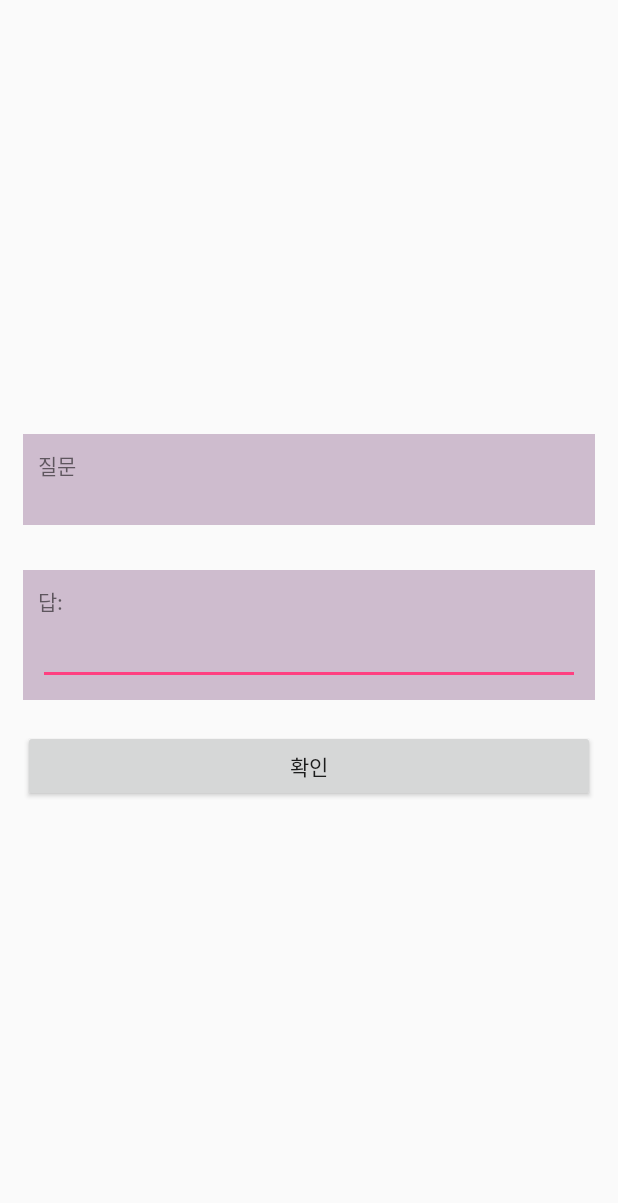
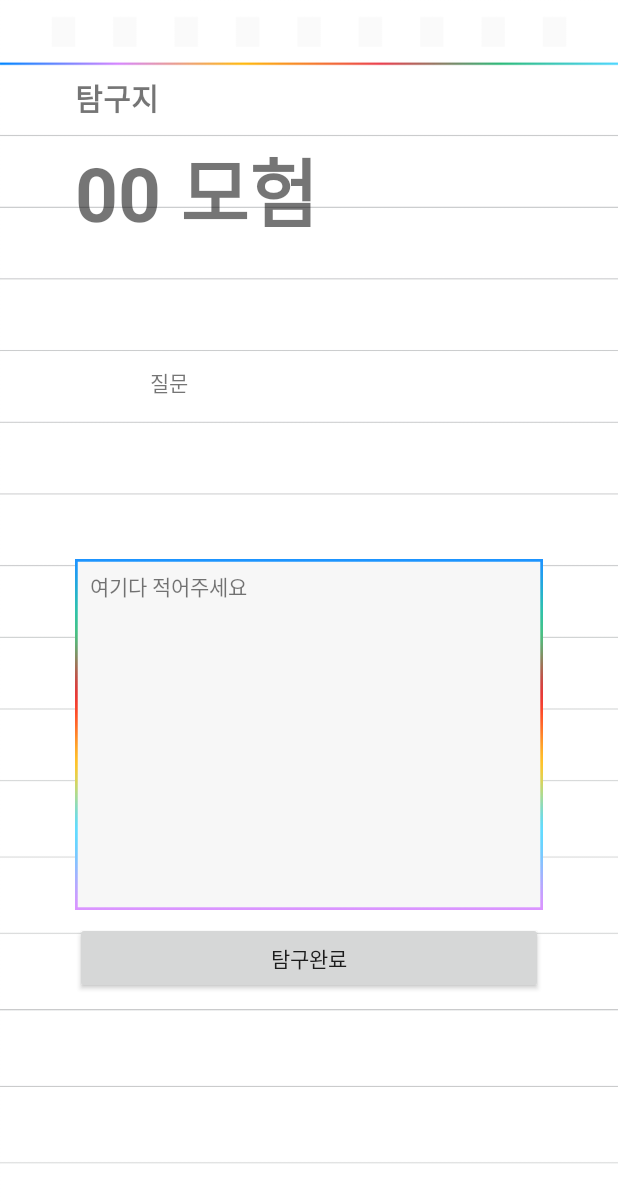
Before and after one commit to iyj9328/sopkathon_for_child, an Android app: the layout dialog_random.xml on its own in the app's theme, with its tools: preview values and no code run, on a phone screen of 412 x 824 dp. Shown: the top 1203 px of the screen. Run offline under Robolectric (Android 15) with nearby library versions, the phone set to English and light mode, and no system bars.

Commit message:
도경 바꿈

```diff
--- a/app/src/main/java/sopkathon/com/my/sopkathonforchild/Network/LoginActivity.kt
+++ b/app/src/main/java/sopkathon/com/my/sopkathonforchild/Network/LoginActivity.kt
@@ -2,6 +2,7 @@ package sopkathon.com.my.sopkathonforchild.Network
 
 import android.support.v7.app.AppCompatActivity
 import android.os.Bundle
+import sopkathon.com.my.sopkathonforchild.R
 
 class LoginActivity : AppCompatActivity() {
 
--- a/app/src/main/java/sopkathon/com/my/sopkathonforchild/SplashActivity.kt
+++ b/app/src/main/java/sopkathon/com/my/sopkathonforchild/SplashActivity.kt
@@ -5,7 +5,7 @@ import android.support.v7.app.AppCompatActivity
 import android.os.Bundle
 import android.os.Handler
 import android.support.v4.os.HandlerCompat.postDelayed
-
+import sopkathon.com.my.sopkathonforchild.Network.LoginActivity
 
 
 class SplashActivity : AppCompatActivity() {
@@ -16,8 +16,7 @@ class SplashActivity : AppCompatActivity() {
         Handler().postDelayed({
             // This method will be executed once the timer is over
             // Start your app main activity
-
-            startActivity(Intent(this,MainActivity::class.java))
+            startActivity(Intent(this, LoginActivity::class.java))
 
             // close this activity
             finish()
--- a/app/src/main/res/layout/dialog_random.xml
+++ b/app/src/main/res/layout/dialog_random.xml
@@ -3,22 +3,37 @@
     xmlns:android="http://schemas.android.com/apk/res/android"
     android:layout_width="match_parent"
     android:layout_height="match_parent"
-    android:padding="15dp"
-    android:gravity="center"
+    android:padding="50dp"
     android:orientation="vertical"
+    android:background="@drawable/bg"
     >
+    <TextView
+        android:layout_width="wrap_content"
+        android:layout_height="wrap_content"
+        android:text="탐구지"
+        android:textSize="20dp"
+        android:textStyle="bold"/>
+    <TextView
+        android:layout_width="wrap_content"
+        android:layout_height="wrap_content"
+        android:layout_marginTop="10dp"
+        android:text="00 모험"
+        android:textSize="50dp"
+        android:textStyle="bold"/>
 
     <LinearLayout
         android:layout_width="match_parent"
         android:layout_height="wrap_content"
+        android:layout_marginTop="30dp"
+        android:layout_marginBottom="30dp"
         android:orientation="vertical"
-        android:background="#8a8a"
-        android:layout_marginBottom="30dp"
-        android:padding="10dp">
+        android:padding="50dp">
+
         <TextView
             android:layout_width="wrap_content"
             android:layout_height="wrap_content"
-            android:text="질문"/>
+            android:text="질문" />
+
         <TextView
             android:id="@+id/txt_dialog1"
             android:layout_width="wrap_content"
@@ -26,28 +41,36 @@
     </LinearLayout>
 
 
-    <LinearLayout
+    <RelativeLayout
         android:layout_width="match_parent"
         android:layout_height="wrap_content"
         android:orientation="vertical"
-        android:background="#8a8a"
-        android:padding="10dp">
+        >
+
+        <ImageView
+            android:layout_width="wrap_content"
+            android:layout_height="250dp"
+            android:layout_marginTop="0dp"
+            android:src="@drawable/taxt_box" />
+
         <TextView
             android:layout_width="wrap_content"
             android:layout_height="wrap_content"
-            android:text="답: "/>
+            android:layout_marginTop="15dp"
+            android:text="   여기다 적어주세요 "/>
 
         <EditText
             android:id="@+id/edit_dialog1"
             android:layout_width="match_parent"
             android:layout_height="wrap_content"
-            android:inputType="text"/>
-    </LinearLayout>
+            android:layout_marginTop="50dp"
+            android:inputType="text"
+            android:background="@android:color/transparent"/>
+    </RelativeLayout>
     <Button
         android:id="@+id/btn_dialog1"
-        android:layout_marginTop="20dp"
         android:layout_width="match_parent"
         android:layout_height="wrap_content"
-        android:text="확인"/>
+        android:text="탐구완료"/>
 
 </LinearLayout>
```
Also changed, not shown: app/src/main/res/drawable/bg.png (added), app/src/main/res/drawable/drawable-hdpi/bg.png (added), app/src/main/res/drawable/drawable-mdpi/bg.png (added), app/src/main/res/drawable/drawable-xhdpi/bg.png (added), app/src/main/res/drawable/drawable-xxhdpi/bg.png (added), app/src/main/res/drawable/drawable-xxxhdpi/bg.png (added), app/src/main/res/drawable/taxt_box.png (added).
